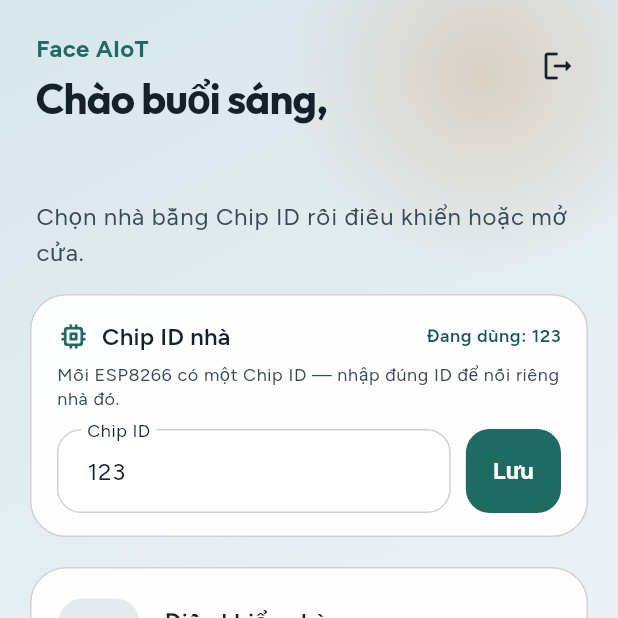
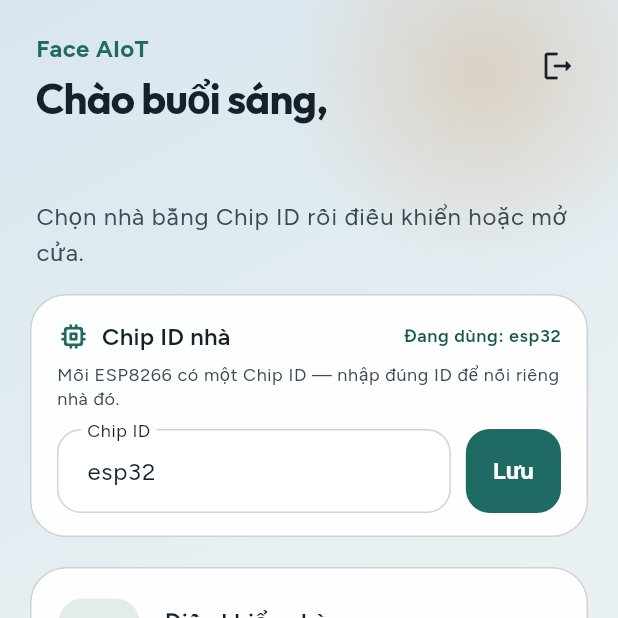
Before and after one commit to duong0411/face_alot, a Flutter app: the HomeScreen screen opened directly, on a phone screen of 412 x 824 dp, the top half of it. Run offline on Flutter 3.47's test engine with Material 3 defaults, Android fonts, the phone set to English and light mode, and no system bars; our stand-ins replace camera, firebase_core, firebase_messaging, flutter_local_notifications, google_fonts, image_picker and 2 more; missing offline and left inert: dart:ffi, mqtt_client; accounts and stored records are empty.

Commit message:
Release v1.1.1: ESP32 chipId esp32, fan GPIO19, relay ACTIVE HIGH.
Separate pump/fan MQTT topics and update mobile controls for garden + fan rules.

Co-authored-by: Cursor <cursoragent@cursor.com>

```diff
--- a/lib/core/config.dart
+++ b/lib/core/config.dart
@@ -20,9 +20,10 @@ class AppConfig {
   static const String _prefsChipId = 'chip_id';
 
   /// Chip ESP32 SmartHome (khớp firmware) — mặc định compile-time, đổi runtime theo nhà
+  /// ESP32 SmartHome — khác ESP8266 (123) để tránh trùng topic MQTT
   static const String defaultChipId = String.fromEnvironment(
     'CHIP_ID',
-    defaultValue: '123',
+    defaultValue: 'esp32',
   );
 
   static String _chipId = defaultChipId;
@@ -57,13 +58,17 @@ class AppConfig {
   static String get cmndRulesPower => 'cmnd/${chipId}_rules/POWER';
   static String get cmndRulesGet => 'cmnd/${chipId}_rules/GET';
   static String get cmndRelay1 => 'cmnd/${chipId}_led1/POWER'; // đèn
-  static String get cmndRelay2 => 'cmnd/${chipId}_fan_livingroom/POWER'; // bơm
+  static String get cmndPump => 'cmnd/${chipId}_pump/POWER'; // bơm
+  static String get cmndFan => 'cmnd/${chipId}_fan_livingroom/POWER'; // quạt
+  static String get cmndRelay2 => cmndFan; // alias
 
   static String get teleVitals => 'tele/${chipId}_vitals/status';
   static String get teleMode => 'tele/${chipId}_mode/status';
   static String get teleRules => 'tele/${chipId}_rules/status';
   static String get teleRelay1 => 'tele/${chipId}_led1/status';
-  static String get teleRelay2 => 'tele/${chipId}_fan_livingroom/status';
+  static String get telePump => 'tele/${chipId}_pump/status';
+  static String get teleFan => 'tele/${chipId}_fan_livingroom/status';
+  static String get teleRelay2 => teleFan; // alias
   static String get teleDoor => 'tele/${chipId}_door_livingroom1/status';
   static String get teleWater => 'tele/${chipId}_water/status';
   static String get teleSoil => 'tele/${chipId}_soil/status';
--- a/lib/features/auth/register_screen.dart
+++ b/lib/features/auth/register_screen.dart
@@ -32,7 +32,7 @@ class _RegisterScreenState extends State<RegisterScreen> {
   Future<void> _submit() async {
     if (_chip.text.trim().isEmpty) {
       ScaffoldMessenger.of(context).showSnackBar(
-        const SnackBar(content: Text('Nhập Chip ID nhà (ví dụ 123)')),
+        const SnackBar(content: Text('Nhập Chip ID nhà (ví dụ esp32)')),
       );
       return;
     }
@@ -128,7 +128,7 @@ class _RegisterScreenState extends State<RegisterScreen> {
                       textInputAction: TextInputAction.done,
                       decoration: const InputDecoration(
                         labelText: 'Chip ID nhà (ESP)',
-                        hintText: 'Ví dụ: 123',
+                        hintText: 'Ví dụ: esp32',
                         prefixIcon: Icon(Icons.memory_rounded),
                       ),
                     ),
--- a/lib/features/home/home_screen.dart
+++ b/lib/features/home/home_screen.dart
@@ -36,7 +36,7 @@ class _HomeScreenState extends State<HomeScreen> {
     final id = _chipCtrl.text.trim();
     if (id.isEmpty) {
       ScaffoldMessenger.of(context).showSnackBar(
-        const SnackBar(content: Text('Nhập Chip ID của nhà (ví dụ 123)')),
+        const SnackBar(content: Text('Nhập Chip ID của nhà (ví dụ esp32)')),
       );
       return;
     }
@@ -274,7 +274,7 @@ class _ChipIdCard extends StatelessWidget {
                     textInputAction: TextInputAction.done,
                     onSubmitted: (_) => onSave(),
                     decoration: const InputDecoration(
-                      hintText: 'Ví dụ: 123',
+                      hintText: 'Ví dụ: esp32',
                       labelText: 'Chip ID',
                     ),
                   ),
--- a/pubspec.yaml
+++ b/pubspec.yaml
@@ -16,7 +16,7 @@ publish_to: 'none' # Remove this line if you wish to publish to pub.dev
 # https://developer.apple.com/library/archive/documentation/General/Reference/InfoPlistKeyReference/Articles/CoreFoundationKeys.html
 # In Windows, build-name is used as the major, minor, and patch parts
 # of the product and file versions while build-number is used as the build suffix.
-version: 1.1.0+20
+version: 1.1.1+21
 
 environment:
   sdk: ^3.13.7
```
Also changed, not shown: lib/core/mqtt/home_mqtt.dart (+35 -24 lines), lib/features/home/smart_control_screen.dart (+87 -1 lines), 2 other files.
